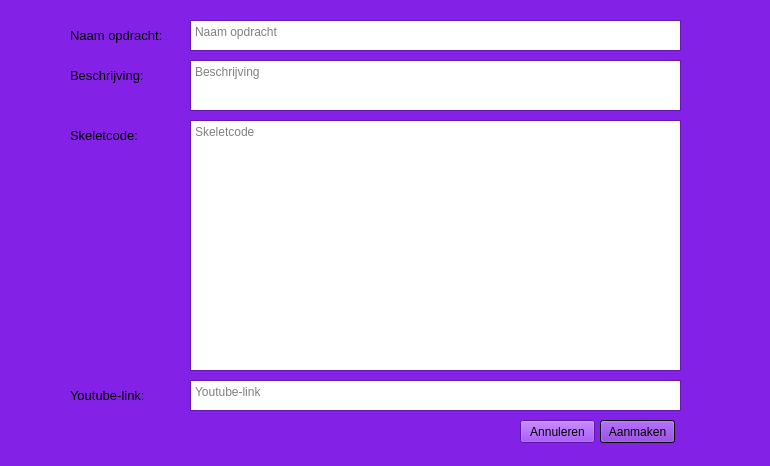
Old version of the form source files/createwindowdialog.ui in the repository Houtje/Software-Engineering.
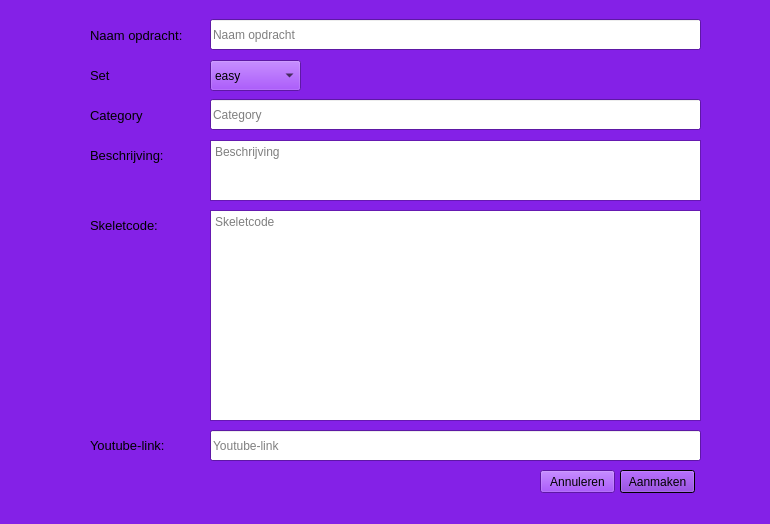
New version of the form.

```diff
--- a/source files/createwindowdialog.ui
+++ b/source files/createwindowdialog.ui
@@ -7,7 +7,7 @@
     <x>0</x>
     <y>0</y>
     <width>770</width>
-    <height>466</height>
+    <height>524</height>
    </rect>
   </property>
   <property name="palette">
@@ -509,13 +509,47 @@
   <property name="windowTitle">
    <string>Opdracht aanmaken</string>
   </property>
+  <widget class="QComboBox" name="comboBox">
+   <property name="geometry">
+    <rect>
+     <x>210</x>
+     <y>60</y>
+     <width>91</width>
+     <height>31</height>
+    </rect>
+   </property>
+   <property name="editable">
+    <bool>false</bool>
+   </property>
+   <property name="currentIndex">
+    <number>0</number>
+   </property>
+   <property name="maxVisibleItems">
+    <number>3</number>
+   </property>
+   <item>
+    <property name="text">
+     <string>easy</string>
+    </property>
+   </item>
+   <item>
+    <property name="text">
+     <string>medium</string>
+    </property>
+   </item>
+   <item>
+    <property name="text">
+     <string>hard</string>
+    </property>
+   </item>
+  </widget>
   <widget class="QTextEdit" name="skeletcode">
    <property name="geometry">
     <rect>
-     <x>190</x>
-     <y>120</y>
+     <x>210</x>
+     <y>210</y>
      <width>491</width>
-     <height>251</height>
+     <height>211</height>
     </rect>
    </property>
    <property name="tabStopWidth">
@@ -525,24 +559,11 @@
     <string>Skeletcode</string>
    </property>
   </widget>
-  <widget class="QTextEdit" name="opdrachtnaam">
-   <property name="geometry">
-    <rect>
-     <x>190</x>
-     <y>20</y>
-     <width>491</width>
-     <height>31</height>
-    </rect>
-   </property>
-   <property name="placeholderText">
-    <string>Naam opdracht</string>
-   </property>
-  </widget>
   <widget class="QLabel" name="label_4">
    <property name="geometry">
     <rect>
-     <x>70</x>
-     <y>380</y>
+     <x>90</x>
+     <y>430</y>
      <width>111</width>
      <height>31</height>
     </rect>
@@ -556,60 +577,27 @@
     <string>Youtube-link:</string>
    </property>
   </widget>
-  <widget class="QLabel" name="label_3">
+  <widget class="QTextEdit" name="beschrijving">
    <property name="geometry">
     <rect>
-     <x>70</x>
-     <y>120</y>
-     <width>111</width>
-     <height>31</height>
-    </rect>
-   </property>
-   <property name="font">
-    <font>
-     <pointsize>10</pointsize>
-    </font>
-   </property>
-   <property name="text">
-    <string>Skeletcode:</string>
-   </property>
-  </widget>
-  <widget class="QTextEdit" name="ytlink">
-   <property name="geometry">
-    <rect>
-     <x>190</x>
-     <y>380</y>
+     <x>210</x>
+     <y>140</y>
      <width>491</width>
-     <height>31</height>
+     <height>61</height>
     </rect>
    </property>
+   <property name="tabChangesFocus">
+    <bool>true</bool>
+   </property>
    <property name="placeholderText">
-    <string>Youtube-link</string>
-   </property>
-  </widget>
-  <widget class="QLabel" name="label_2">
-   <property name="geometry">
-    <rect>
-     <x>70</x>
-     <y>60</y>
-     <width>111</width>
-     <height>31</height>
-    </rect>
-   </property>
-   <property name="font">
-    <font>
-     <pointsize>10</pointsize>
-    </font>
-   </property>
-   <property name="text">
-    <string>Beschrijving:</string>
+    <string>Beschrijving</string>
    </property>
   </widget>
   <widget class="QPushButton" name="createknop">
    <property name="geometry">
     <rect>
-     <x>600</x>
-     <y>420</y>
+     <x>620</x>
+     <y>470</y>
      <width>75</width>
      <height>23</height>
     </rect>
@@ -618,11 +606,47 @@
     <string>Aanmaken</string>
    </property>
   </widget>
+  <widget class="QLabel" name="label_6">
+   <property name="geometry">
+    <rect>
+     <x>90</x>
+     <y>60</y>
+     <width>111</width>
+     <height>31</height>
+    </rect>
+   </property>
+   <property name="font">
+    <font>
+     <pointsize>10</pointsize>
+    </font>
+   </property>
+   <property name="text">
+    <string>Set</string>
+   </property>
+  </widget>
+  <widget class="QLabel" name="label">
+   <property name="geometry">
+    <rect>
+     <x>90</x>
+     <y>20</y>
+     <width>111</width>
+     <height>31</height>
+    </rect>
+   </property>
+   <property name="font">
+    <font>
+     <pointsize>10</pointsize>
+    </font>
+   </property>
+   <property name="text">
+    <string>Naam opdracht:</string>
+   </property>
+  </widget>
   <widget class="QPushButton" name="cancelknop">
    <property name="geometry">
     <rect>
-     <x>520</x>
-     <y>420</y>
+     <x>540</x>
+     <y>470</y>
      <width>75</width>
      <height>23</height>
     </rect>
@@ -634,11 +658,11 @@
     <bool>false</bool>
    </property>
   </widget>
-  <widget class="QLabel" name="label">
+  <widget class="QLabel" name="label_3">
    <property name="geometry">
     <rect>
-     <x>70</x>
-     <y>20</y>
+     <x>90</x>
+     <y>210</y>
      <width>111</width>
      <height>31</height>
     </rect>
@@ -649,20 +673,88 @@
     </font>
    </property>
    <property name="text">
-    <string>Naam opdracht:</string>
+    <string>Skeletcode:</string>
    </property>
   </widget>
-  <widget class="QTextEdit" name="beschrijving">
+  <widget class="QLabel" name="label_2">
    <property name="geometry">
     <rect>
-     <x>190</x>
-     <y>60</y>
+     <x>90</x>
+     <y>140</y>
+     <width>111</width>
+     <height>31</height>
+    </rect>
+   </property>
+   <property name="font">
+    <font>
+     <pointsize>10</pointsize>
+    </font>
+   </property>
+   <property name="text">
+    <string>Beschrijving:</string>
+   </property>
+  </widget>
+  <widget class="QLabel" name="label_7">
+   <property name="geometry">
+    <rect>
+     <x>90</x>
+     <y>100</y>
+     <width>111</width>
+     <height>31</height>
+    </rect>
+   </property>
+   <property name="font">
+    <font>
+     <pointsize>10</pointsize>
+    </font>
+   </property>
+   <property name="text">
+    <string>Category</string>
+   </property>
+  </widget>
+  <widget class="QLineEdit" name="opdrachtnaam">
+   <property name="geometry">
+    <rect>
+     <x>210</x>
+     <y>19</y>
      <width>491</width>
-     <height>51</height>
+     <height>31</height>
     </rect>
    </property>
+   <property name="maxLength">
+    <number>50</number>
+   </property>
    <property name="placeholderText">
-    <string>Beschrijving</string>
+    <string>Naam opdracht</string>
+   </property>
+  </widget>
+  <widget class="QLineEdit" name="category">
+   <property name="geometry">
+    <rect>
+     <x>210</x>
+     <y>99</y>
+     <width>491</width>
+     <height>31</height>
+    </rect>
+   </property>
+   <property name="placeholderText">
+    <string>Category</string>
+   </property>
+  </widget>
+  <widget class="QLineEdit" name="ytlink">
+   <property name="geometry">
+    <rect>
+     <x>210</x>
+     <y>430</y>
+     <width>491</width>
+     <height>31</height>
+    </rect>
+   </property>
+   <property name="maxLength">
+    <number>50</number>
+   </property>
+   <property name="placeholderText">
+    <string>Youtube-link</string>
    </property>
   </widget>
  </widget>
```
Left out of the diff: 9 changed lines with no effect on the pictures.
